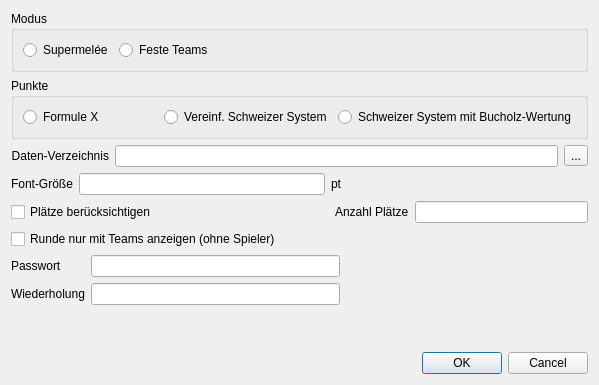
Above: ui/settings_dlg.ui from boulette42/petanque-tournament before the change. Below: the same form after it.
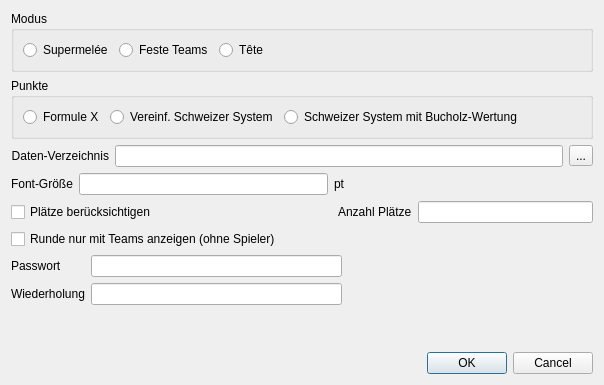
That is the form after the change.

Commit message: Tete als Teams mit einem Spieler definiert Refactoring: Wrapper Tournament::isTeamMode entfernt

Diff of the .ui file:
```diff
--- a/ui/settings_dlg.ui
+++ b/ui/settings_dlg.ui
@@ -6,7 +6,7 @@
    <rect>
     <x>0</x>
     <y>0</y>
-    <width>599</width>
+    <width>604</width>
     <height>385</height>
    </rect>
   </property>
@@ -34,6 +34,13 @@
         </property>
        </widget>
       </item>
+      <item>
+       <widget class="QRadioButton" name="rbTete">
+        <property name="text">
+         <string>Tête</string>
+        </property>
+       </widget>
+      </item>
       <item>
        <spacer name="horizontalSpacer">
         <property name="orientation">
@@ -77,6 +84,19 @@
         </property>
        </widget>
       </item>
+      <item>
+       <spacer name="horizontalSpacer_5">
+        <property name="orientation">
+         <enum>Qt::Horizontal</enum>
+        </property>
+        <property name="sizeHint" stdset="0">
+         <size>
+          <width>12</width>
+          <height>20</height>
+         </size>
+        </property>
+       </spacer>
+      </item>
      </layout>
     </widget>
    </item>
```
The commit also changes 15 other files.
